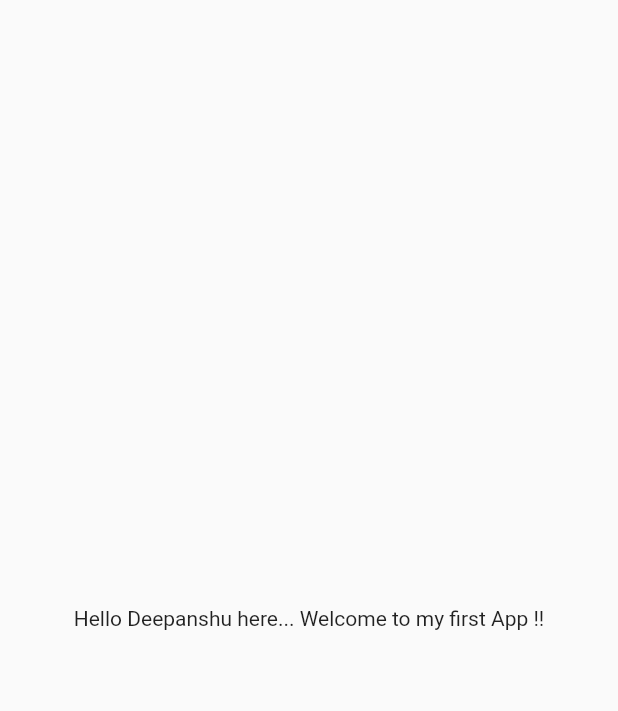
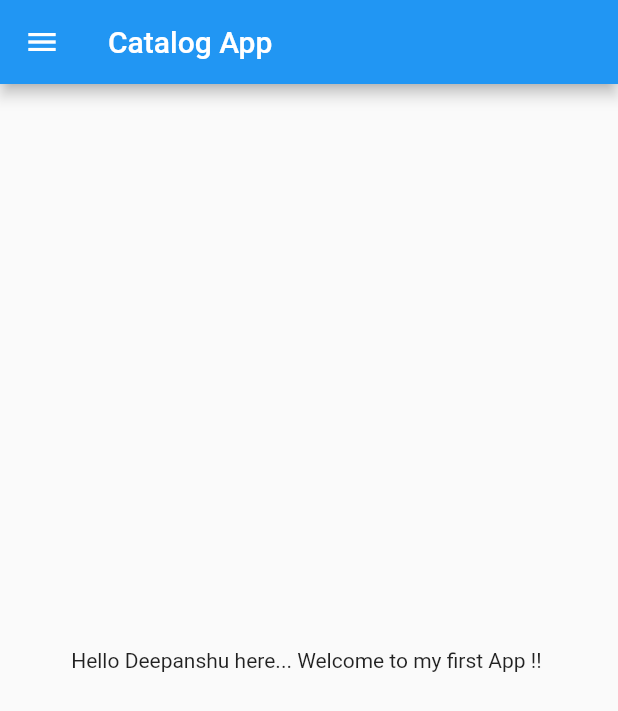
Before and after one commit to deepanshu005/Catlog_App, a Flutter app: the screen it shows after launch, on a phone screen of 412 x 824 dp. Shown: the top 711 px of the screen. Run offline on Flutter 3.47's test engine with Material 2 defaults, Android fonts, the phone set to English and light mode, and no system bars.

Commit message:
Day2 completed

```diff
--- /dev/null
+++ b/lib/home_page.dart
@@ -0,0 +1,20 @@
+import 'package:flutter/material.dart';
+
+class HomePage extends StatelessWidget {
+  final String name = 'Deepanshu';
+
+  @override
+  Widget build(BuildContext context) {
+    return Scaffold(
+      appBar: AppBar(
+        title: Text('Catalog App'),
+      ),
+      body: Center(
+        child: Container(
+          child: Text("Hello $name here... Welcome to my first App !! "),
+        ),
+      ),
+      drawer: Drawer(),
+    );
+  }
+}
--- a/lib/main.dart
+++ b/lib/main.dart
@@ -1,22 +1,17 @@
 import 'package:flutter/material.dart';
+import 'package:codepur/home_page.dart';
 
 void main() {
   runApp(MyApp());
 }
 
 class MyApp extends StatelessWidget {
-  const MyApp({Key? key}) : super(key: key);
+  const MyApp({Key? key}) : super(key: key); // constructor
 
   @override
   Widget build(BuildContext context) {
     return MaterialApp(
-      home: Material(
-        child: Center(
-          child: Container(
-            child: Text("Hello Deepanshu here... Welcome to my first App !!"),
-          ),
-        ),
-      ),
+      home: HomePage(),
     );
   }
 }
```
